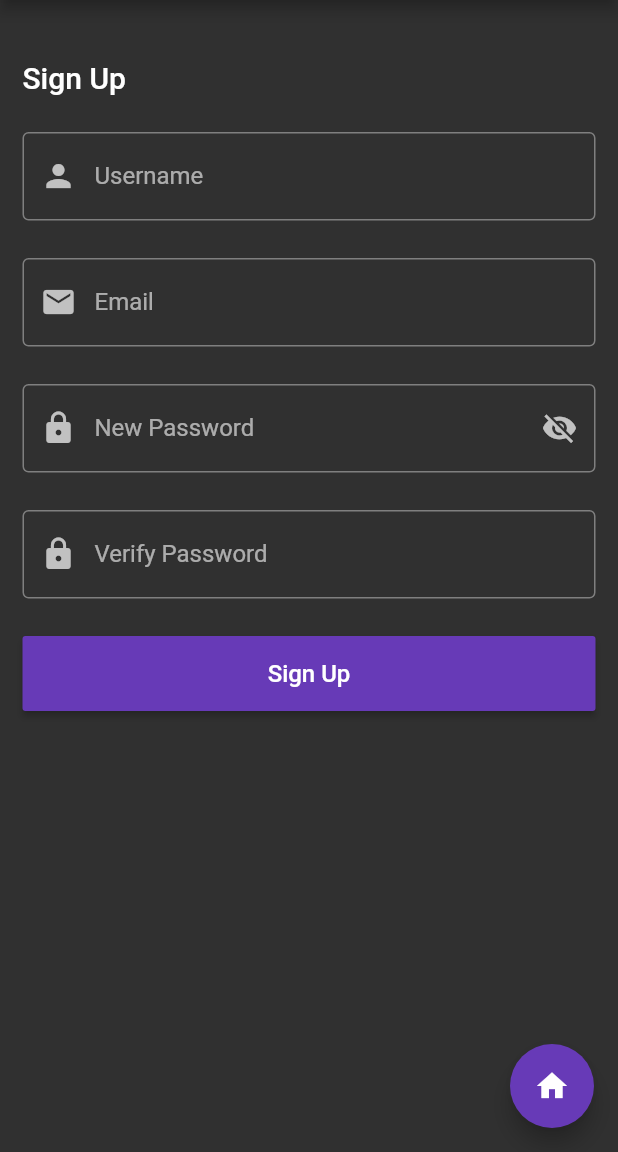
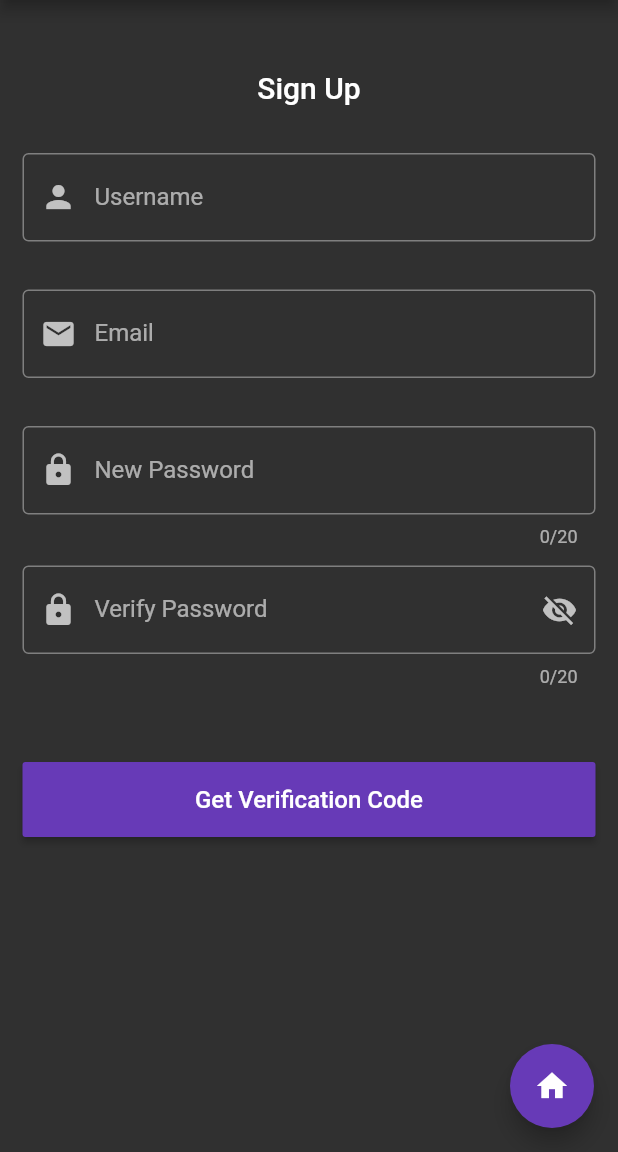
Before and after one commit to joshcalafell/wordsleuth, a Flutter app: the screen it shows after launch, after a tap on "Sign Up", on a phone screen of 412 x 824 dp, the part 84-1236 px from its top. Run offline on Flutter 3.47's test engine with Material 2 defaults, Android fonts, the phone set to English and light mode, and no system bars; our stand-ins replace email_validator; missing offline and left inert: amplify_auth_cognito, amplify_flutter.

Commit message:
Spacing and form refactor

```diff
--- a/lib/auth/sign_in.dart
+++ b/lib/auth/sign_in.dart
@@ -88,9 +88,11 @@ class _SignInPageState extends State<SignInPage> {
                   const SizedBox(
                     height: 25.0,
                   ),
-                  const Text('Sign In',
-                      style:
-                          TextStyle(fontWeight: FontWeight.w500, fontSize: 20)),
+                  const Center(
+                    child: Text('Sign In',
+                        style: TextStyle(
+                            fontWeight: FontWeight.w500, fontSize: 20)),
+                  ),
                   const SizedBox(
                     height: 25.0,
                   ),
@@ -170,7 +172,7 @@ class _SignInPageState extends State<SignInPage> {
                       const Expanded(
                           child: Text(
                         'Don\'t have an account?',
-                        textScaleFactor: 1.3,
+                        textScaleFactor: 1.15,
                       )),
                       TextButton(
                         onPressed: () {
--- a/lib/auth/sign_up.dart
+++ b/lib/auth/sign_up.dart
@@ -87,13 +87,15 @@ class _SignUpPageState extends State<SignUpPage> {
                 padding: const EdgeInsets.all(15.0),
                 children: <Widget>[
                   const SizedBox(
-                    height: 25.0,
+                    height: 32.0,
                   ),
-                  const Text('Sign Up',
-                      style:
-                          TextStyle(fontWeight: FontWeight.w500, fontSize: 20)),
+                  const Center(
+                    child: Text('Sign Up',
+                        style: TextStyle(
+                            fontWeight: FontWeight.w500, fontSize: 20)),
+                  ),
                   const SizedBox(
-                    height: 25.0,
+                    height: 32.0,
                   ),
                   TextFormField(
                     validator: (value) {
@@ -115,7 +117,7 @@ class _SignUpPageState extends State<SignUpPage> {
                     ),
                   ),
                   const SizedBox(
-                    height: 25.0,
+                    height: 32.0,
                   ),
                   TextFormField(
                     validator: (value) {
@@ -138,7 +140,7 @@ class _SignUpPageState extends State<SignUpPage> {
                     ),
                   ),
                   const SizedBox(
-                    height: 25.0,
+                    height: 32.0,
                   ),
                   TextFormField(
                     validator: (value) {
@@ -151,21 +153,18 @@ class _SignUpPageState extends State<SignUpPage> {
                         return null;
                       }
                     },
+                    maxLength: 20,
                     autovalidateMode: AutovalidateMode.onUserInteraction,
                     controller: passwordController,
                     obscureText: !passwordVisible,
-                    decoration: InputDecoration(
-                        border: const OutlineInputBorder(),
-                        prefixIcon: const Icon(Icons.lock),
-                        labelText: "New Password",
-                        suffixIcon: IconButton(
-                            onPressed: _togglePasswordVisible,
-                            icon: Icon(!passwordVisible
-                                ? Icons.visibility_off
-                                : Icons.visibility))),
+                    decoration: const InputDecoration(
+                      border: OutlineInputBorder(),
+                      prefixIcon: Icon(Icons.lock),
+                      labelText: "New Password",
+                    ),
                   ),
                   const SizedBox(
-                    height: 25.0,
+                    height: 12.0,
                   ),
                   TextFormField(
                     validator: (value) {
@@ -183,20 +182,25 @@ class _SignUpPageState extends State<SignUpPage> {
                         return null;
                       }
                     },
-                    autovalidateMode: AutovalidateMode.disabled,
+                    maxLength: 20,
+                    autovalidateMode: AutovalidateMode.onUserInteraction,
                     controller: passwordConfirmController,
                     obscureText: !passwordVisible,
-                    decoration: const InputDecoration(
-                      border: OutlineInputBorder(),
-                      prefixIcon: Icon(Icons.lock),
-                      labelText: "Verify Password",
-                    ),
+                    decoration: InputDecoration(
+                        border: const OutlineInputBorder(),
+                        prefixIcon: const Icon(Icons.lock),
+                        labelText: "Verify Password",
+                        suffixIcon: IconButton(
+                            onPressed: _togglePasswordVisible,
+                            icon: Icon(!passwordVisible
+                                ? Icons.visibility_off
+                                : Icons.visibility))),
                   ),
                   const SizedBox(
-                    height: 25.0,
+                    height: 50.0,
                   ),
                   MaterialButton(
-                    onPressed: () {
+                    onPressed: () async {
                       // Validate returns true if the form is valid, or false otherwise.
                       if (_formKey.currentState!.validate()) {
                         if (usernameController.text.isNotEmpty &&
@@ -205,7 +209,8 @@ class _SignUpPageState extends State<SignUpPage> {
                             passwordConfirmController.text.isNotEmpty &&
                             (passwordController.text ==
                                 passwordConfirmController.text)) {
-                          signUpUser(context);
+                          await signUpUser(context)
+                              .whenComplete(() => dispose());
                         }
                       }
                     },
@@ -213,7 +218,7 @@ class _SignUpPageState extends State<SignUpPage> {
                     height: 50.0,
                     color: Colors.deepPurple,
                     child: const Text(
-                      "Sign Up",
+                      "Get Verification Code",
                       style: TextStyle(
                         fontSize: 16.0,
                         color: Colors.white,
```
